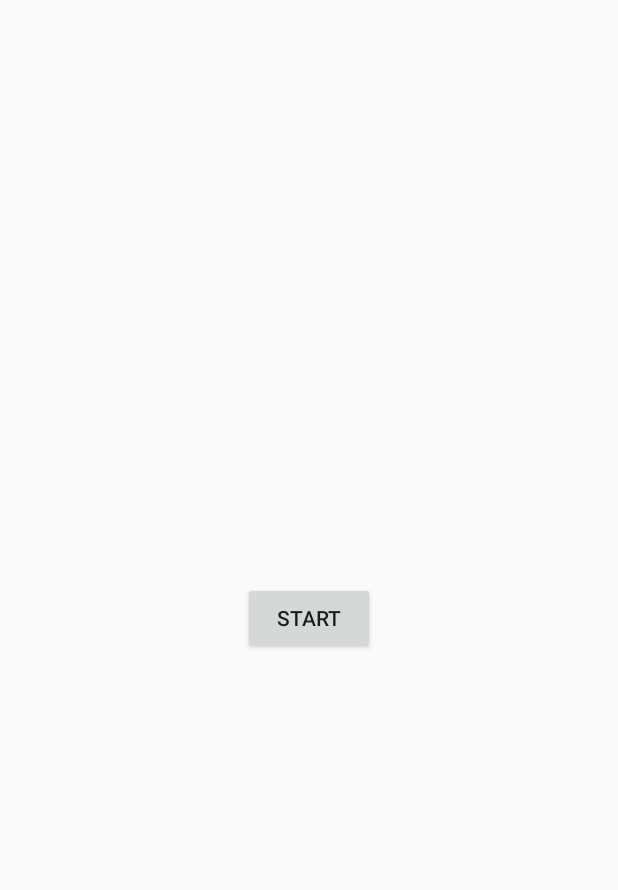
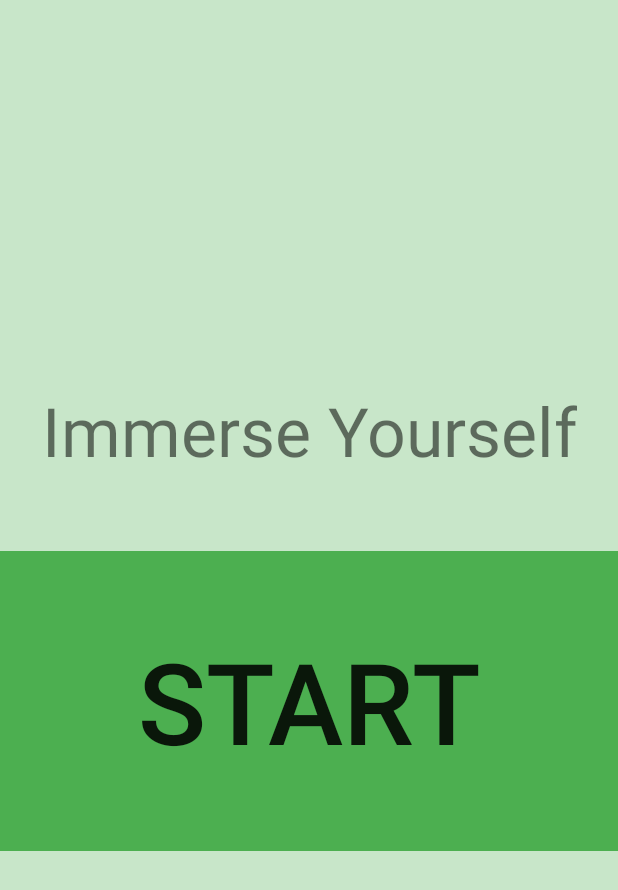
Before and after one commit to sooham/immerse, an Android app: the layout activity_main.xml on its own in the app's theme, with its tools: preview values and no code run, on a phone screen of 412 x 824 dp. Shown: the top 890 px of the screen. Run offline under Robolectric (Android 15) with nearby library versions, the phone set to English and light mode, and no system bars.

Commit message:
Improved ui

```diff
--- a/app/build.gradle
+++ b/app/build.gradle
@@ -47,6 +47,11 @@ dependencies {
     apt "org.androidannotations:androidannotations:$AAVersion"
     compile "org.androidannotations:androidannotations-api:$AAVersion"
     compile 'com.github.orhanobut:logger:1.12'
+
+    compile('de.keyboardsurfer.android.widget:crouton:1.8.5@aar') {
+        exclude group: 'com.google.android', module: 'support-v4'
+    }
+    compile 'com.github.bhargavms:DotLoader:1.0.0'
 }
 
 android {
--- a/app/src/main/java/rafiz/sooham/immerse/datatypes/SetImageView.java
+++ b/app/src/main/java/rafiz/sooham/immerse/datatypes/SetImageView.java
@@ -95,7 +95,7 @@ public class SetImageView extends ImageView {
             a -= Math.PI/2;
             a *= -1;
         }
-        project.set((float) (end.x + 500 * Math.sin(a)), (float) (end.y + 500 * Math.cos(a)));
+        project.set((float) (end.x + 750 * Math.sin(a)), (float) (end.y + 750 * Math.cos(a)));
         return project;
     }
 }
--- a/app/src/main/java/rafiz/sooham/immerse/views/SetActivity.java
+++ b/app/src/main/java/rafiz/sooham/immerse/views/SetActivity.java
@@ -19,6 +19,8 @@ import org.androidannotations.annotations.ViewById;
 
 import java.io.File;
 
+import de.keyboardsurfer.android.widget.crouton.Crouton;
+import de.keyboardsurfer.android.widget.crouton.Style;
 import rafiz.sooham.immerse.R;
 import rafiz.sooham.immerse.core.Cons;
 import rafiz.sooham.immerse.datatypes.Position;
@@ -40,6 +42,8 @@ public class SetActivity extends AppCompatActivity {
 
     @AfterViews
     protected void init(){
+        Crouton.makeText(this, "Please set critical points", Style.INFO).show();
+
         String path = getIntent().getStringExtra(Cons.FILEPATH_EXTRA);
         imageFile = path.isEmpty() ? null : new File(path);
         Bitmap bitmap = BitmapFactory.decodeFile(imageFile.getAbsolutePath());
--- a/app/src/main/res/layout/activity_main.xml
+++ b/app/src/main/res/layout/activity_main.xml
@@ -3,16 +3,25 @@
     xmlns:tools="http://schemas.android.com/tools"
     android:layout_width="match_parent"
     android:layout_height="match_parent"
-    android:paddingBottom="@dimen/activity_vertical_margin"
-    android:paddingLeft="@dimen/activity_horizontal_margin"
-    android:paddingRight="@dimen/activity_horizontal_margin"
-    android:paddingTop="@dimen/activity_vertical_margin"
+    android:background="#C8E6C9"
+    android:gravity="center"
     tools:context=".views.MainActivity">
 
     <Button
         android:id="@+id/start_btn"
+        android:layout_width="match_parent"
+        android:layout_height="200dp"
+        style="?android:attr/borderlessButtonStyle"
+        android:background="#4CAF50"
+        android:textSize="75sp"
+        android:text="Start"/>
+    <TextView
         android:layout_width="wrap_content"
         android:layout_height="wrap_content"
-        android:layout_centerInParent="true"
-        android:text="Start"/>
+        android:layout_above="@+id/start_btn"
+        android:layout_marginBottom="50dp"
+        android:textSize="45sp"
+        android:textAlignment="center"
+        android:layout_centerHorizontal="true"
+        android:text="Immerse Yourself"/>
 </RelativeLayout>
--- a/app/src/main/res/values/colors.xml
+++ b/app/src/main/res/values/colors.xml
@@ -3,4 +3,10 @@
     <color name="colorPrimary">#3F51B5</color>
     <color name="colorPrimaryDark">#303F9F</color>
     <color name="colorAccent">#FF4081</color>
+
+    <array name="dot_colors">
+        <item>#03A9F4</item>
+        <item>#E65100</item>
+        <item>#FFBB00</item>
+    </array>
 </resources>
```
Also changed, not shown: app/src/main/res/layout/activity_capture.xml (+5 -2 lines), 3 other files.
